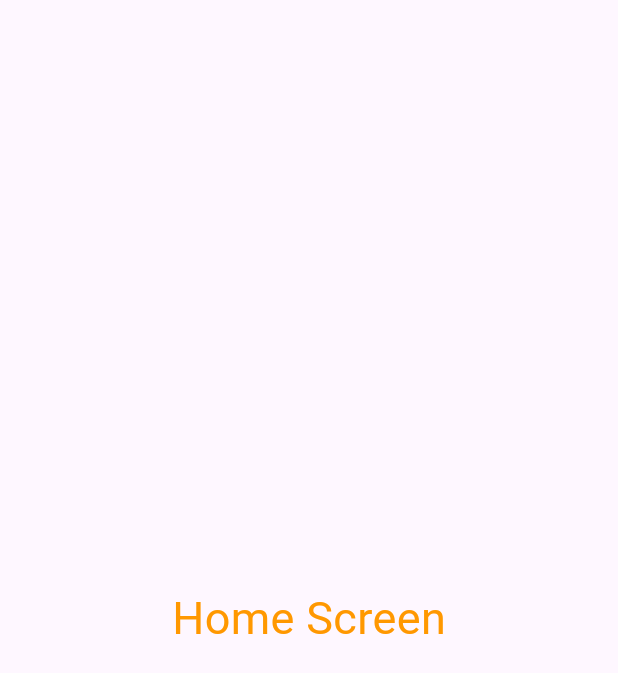
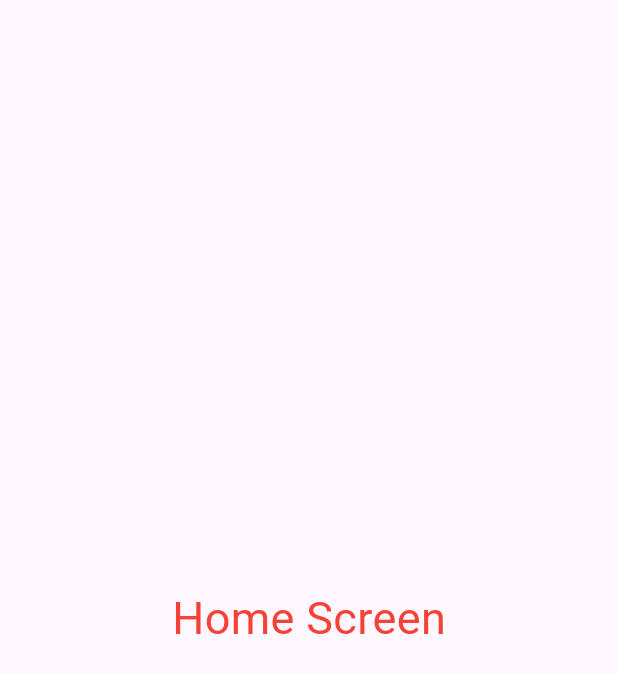
Before and after one commit to ajayk2596/zomato_admin_app, a Flutter app: the HomeScreen screen opened directly, on a phone screen of 412 x 824 dp. Shown: the top 673 px of the screen. Run offline on Flutter 3.47's test engine with Material 3 defaults, Android fonts, the phone set to English and light mode, and no system bars.

Commit message:
i changed colors in home screen

```diff
--- a/lib/home_screen.dart
+++ b/lib/home_screen.dart
@@ -7,7 +7,7 @@ class HomeScreen extends StatelessWidget {
   Widget build(BuildContext context) {
     return Scaffold(
       body: Center(
-        child: Text("Home Screen",style: TextStyle(fontSize: 30,color: Colors.orange),),
+        child: Text("Home Screen",style: TextStyle(fontSize: 30,color: Colors.red),),
       ),
     );
   }
```
